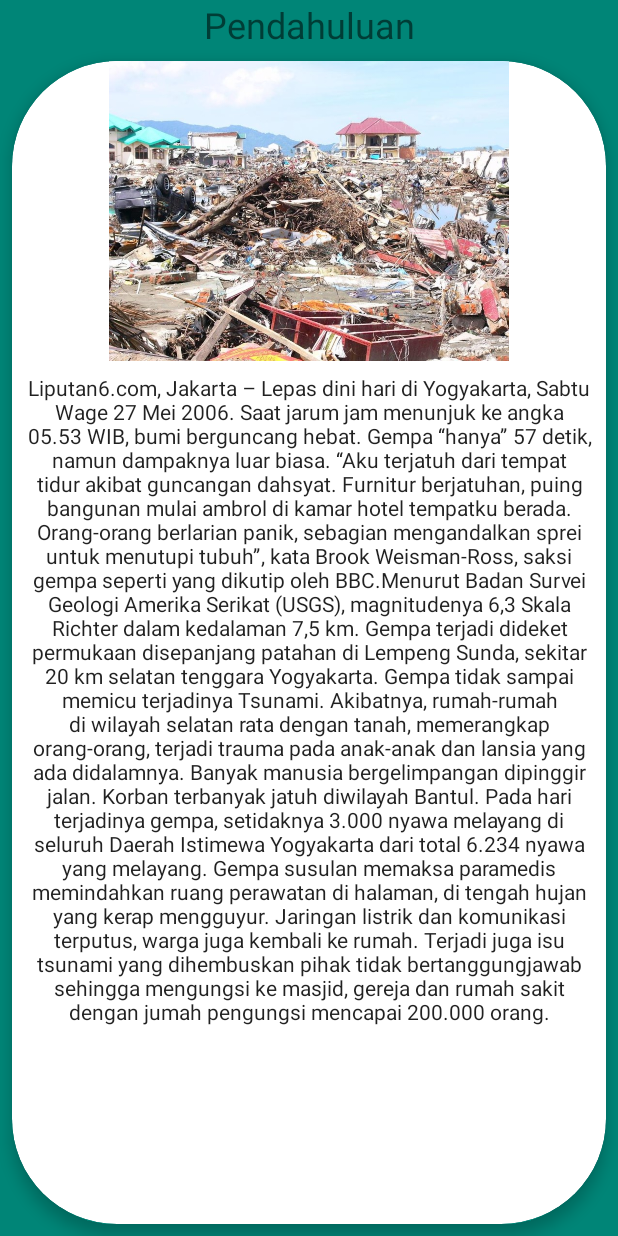
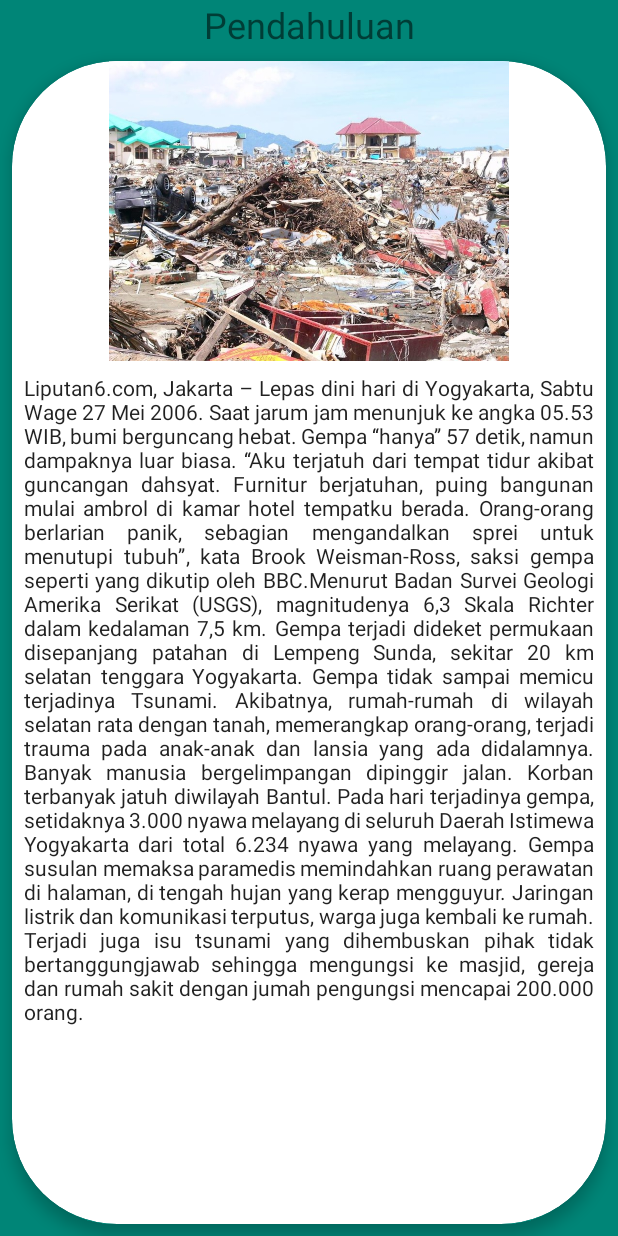
Before and after one commit to FazaAzizi/bookApps, an Android app: the layout activity_st1_pendahuluan.xml on its own in the app's theme, with its tools: preview values and no code run, on a phone screen of 412 x 824 dp. Run offline under Robolectric (Android 15) with nearby library versions, the phone set to English and light mode, and no system bars.

Commit message:
st1pendahuluan

```diff
--- a/app/src/main/java/com/android/bookapps/st1/St1PendahuluanActivity.java
+++ b/app/src/main/java/com/android/bookapps/st1/St1PendahuluanActivity.java
@@ -3,6 +3,8 @@ package com.android.bookapps.st1;
 import androidx.appcompat.app.AppCompatActivity;
 
 import android.os.Bundle;
+
+import com.android.bookapps.R;
 
 public class St1PendahuluanActivity extends AppCompatActivity {
 
@@ -10,5 +12,6 @@ public class St1PendahuluanActivity extends AppCompatActivity {
     protected void onCreate(Bundle savedInstanceState) {
         super.onCreate(savedInstanceState);
         setContentView(R.layout.activity_st1_pendahuluan);
+
     }
 }
--- a/app/src/main/res/layout/activity_st1_pendahuluan.xml
+++ b/app/src/main/res/layout/activity_st1_pendahuluan.xml
@@ -40,10 +40,10 @@
                     android:src="@drawable/st1pendahuluangmbr" />
 
                 <TextView
+                    android:justificationMode="inter_word"
                     android:layout_width="match_parent"
                     android:layout_height="wrap_content"
                     android:layout_margin="8dp"
-                    android:gravity="center_horizontal"
                     android:text="@string/txtst1pendahuluan"
                     android:textAppearance="@style/TextAppearance.AppCompat.Body1" />
             </LinearLayout>
--- a/app/src/main/res/layout/activity_sub_tema1.xml
+++ b/app/src/main/res/layout/activity_sub_tema1.xml
@@ -58,6 +58,8 @@
                         android:layout_marginTop="16dp"
                         android:layout_marginRight="8dp"
                         android:layout_marginBottom="8dp"
+                        android:clickable="true"
+                        android:onClick="st1pendahuluanmtd"
                         app:cardBackgroundColor="@color/colorPrimary"
                         app:cardCornerRadius="16dp"
                         card_view:cardElevation="6dp"
```
Also changed, not shown: app/src/main/java/com/android/bookapps/SubTema1Activity.java (+9 -0 lines).
